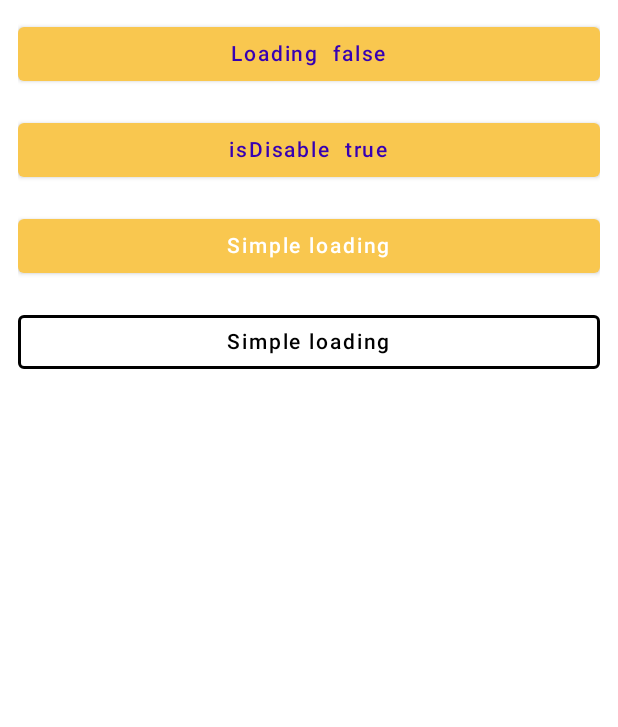
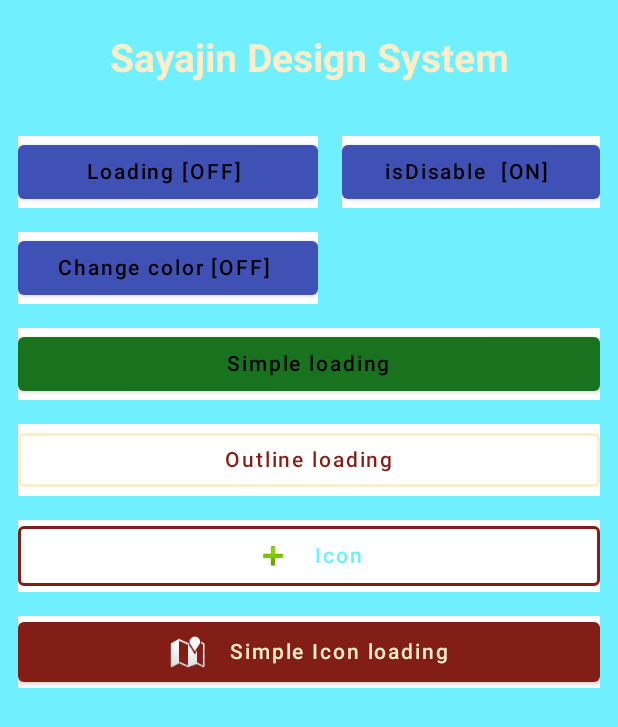
Before and after one commit to lnsantos/ComposeProjects, an Android app built with Jetpack Compose: the screen it shows after launch (MainActivity), on a phone screen of 412 x 824 dp. Shown: the top 727 px of the screen. Run offline under Robolectric (Android 15) with nearby library versions, the phone set to English and light mode, and no system bars.

Commit message:
add code

```diff
--- a/app/src/main/java/com/lnsantos/sayajinds/MainActivity.kt
+++ b/app/src/main/java/com/lnsantos/sayajinds/MainActivity.kt
@@ -5,17 +5,30 @@ import android.os.Bundle
 import android.widget.Toast
 import androidx.activity.ComponentActivity
 import androidx.activity.compose.setContent
+import androidx.compose.foundation.background
 import androidx.compose.foundation.layout.*
-import androidx.compose.material.MaterialTheme
-import androidx.compose.material.Surface
+import androidx.compose.material.*
+import androidx.compose.material.icons.Icons
+import androidx.compose.material.icons.filled.Add
 import androidx.compose.runtime.*
+import androidx.compose.ui.Alignment
 import androidx.compose.ui.Modifier
+import androidx.compose.ui.focus.focusModifier
 import androidx.compose.ui.graphics.Color
+import androidx.compose.ui.text.TextStyle
+import androidx.compose.ui.text.font.FontWeight
+import androidx.compose.ui.text.style.TextAlign
 import androidx.compose.ui.tooling.preview.Preview
+import androidx.compose.ui.unit.ExperimentalUnitApi
+import androidx.compose.ui.unit.TextUnit
+import androidx.compose.ui.unit.TextUnitType
 import androidx.compose.ui.unit.dp
 import com.lnsantos.sayajinds.button.UIButton
+import com.lnsantos.sayajinds.button.options.UIButtonImage
 import com.lnsantos.sayajinds.button.options.UIButtonLoading
 import com.lnsantos.sayajinds.button.options.UIButtonStyle
+import com.lnsantos.sayajinds.color.SayajinColor
+import com.lnsantos.sayajinds.color.SayajinModeColor
 import com.lnsantos.sayajinds.ui.theme.SayajinColors
 import com.lnsantos.sayajinds.ui.theme.SayajinDSTheme
 
@@ -27,15 +40,18 @@ internal class MainActivity : ComponentActivity() {
             SayajinDSTheme {
                 Surface(
                     modifier = Modifier.fillMaxSize(),
-                    color = MaterialTheme.colors.background
+                    color = SayajinColor.UI.BackgroundScreen
                 ) {
-                    DefaultPreview(ctx = this)
+                    Column() {
+                        DefaultPreview(ctx = this@MainActivity)
+                    }
                 }
             }
         }
     }
 }
 
+@OptIn(ExperimentalUnitApi::class)
 @Preview(
     showBackground = true,
     showSystemUi = true
@@ -46,77 +62,178 @@ fun DefaultPreview(ctx: Context?) {
     var enabledLoading by remember { mutableStateOf(false) }
 
     Column(
-        Modifier.padding(12.dp)
+        modifier = Modifier.background(SayajinColor.UI.BackgroundScreen)
+    ) {
+        Text(
+            text = "Sayajin Design System",
+            fontSize = TextUnit(26f, TextUnitType.Sp),
+            fontWeight = FontWeight.Bold,
+            style = TextStyle(
+                color = SayajinColor.getColor().YellowBrand100
+            ),
+            modifier = Modifier.padding(24.dp).align(Alignment.CenterHorizontally),
+            textAlign = TextAlign.Center
+        )
+        Column(
+            Modifier
+                .padding(12.dp)
+                .background(Color.Transparent)
         ) {
 
+            Row {
                 UIButton(
                     style = UIButtonStyle.Simples(
-                backgroundColor = SayajinColors.YellowBrand300,
-                text = "Loading  $enabledLoading",
-                textColor = SayajinColors.Purple700,
+                        backgroundColor = SayajinColor.UI.BackgroundMainStyle,
+                        text = "Loading ${
+                            if (enabledLoading) "[ON]" else "[OFF]"
+                        } ",
+                        textColor = SayajinColor.UI.WhiteBrand100,
                         enabled = true,
-                rippleColor = SayajinColors.YellowBrand100
+                        rippleColor = SayajinColor.UI.YellowBrand100
                     ),
                     onClickCallback = {
                         enabledLoading = !enabledLoading
-            }
+                    },
+                    modifier = Modifier.width(200.dp)
                 )
 
                 Spacer(modifier = Modifier.size(16.dp))
 
                 UIButton(
                     style = UIButtonStyle.Simples(
-                backgroundColor = SayajinColors.YellowBrand300,
-                text = "isDisable  $enabledButton",
-                textColor = SayajinColors.Purple700,
+                        backgroundColor = SayajinColor.UI.BackgroundMainStyle,
+                        text = "isDisable  ${
+                            if (enabledButton) "[ON]" else "[OFF]"
+                        } ",
+                        textColor = SayajinColor.UI.WhiteBrand100,
                         enabled = true,
-                rippleColor = SayajinColors.YellowBrand100
+                        rippleColor = SayajinColor.UI.YellowBrand100
                     ),
                     onClickCallback = {
                         enabledButton = !enabledButton
+                    },
+                    modifier = Modifier.width(200.dp)
+                )
             }
+            Spacer(modifier = Modifier.size(16.dp))
+            Row(modifier = Modifier.background(Color.Transparent)) {
+                UIButton(
+                    style = UIButtonStyle.Simples(
+                        backgroundColor = SayajinColor.UI.BackgroundMainStyle,
+                        text = "Change color ${
+                            if (SayajinModeColor.isDarkMode.value) "[ON]" else "[OFF]"
+                        } ",
+                        textColor = SayajinColor.UI.WhiteBrand100,
+                        enabled = true,
+                        rippleColor = SayajinColor.UI.YellowBrand100
+                    ),
+                    onClickCallback = {
+                        SayajinModeColor.changeMode()
+                    },
+                    modifier = Modifier.width(200.dp)
+                )
+
+            }
+
+            Spacer(modifier = Modifier.size(16.dp))
+
+            UIButton(
+                style = UIButtonStyle.Simples(
+                    backgroundColor = SayajinColor.getColor().BackgroundExempleStyle,
+                    text = "Simple loading",
+                    textColor = SayajinColor.getColor().WhiteBrand100,
+                    enabled = enabledButton,
+                    loadingSettings = UIButtonLoading(
+                        color = SayajinColor.getColor().RedBrand100,
+                        enableLoading = enabledLoading
+                    )
+                ),
+                onClickCallback = {
+                    ctx?.let {
+                        Toast.makeText(it, "Loading", Toast.LENGTH_LONG).show()
+                    }
+
+                },
+                modifier = Modifier.fillMaxWidth()
+            )
+            Spacer(modifier = Modifier.size(16.dp))
+
+            UIButton(
+                style = UIButtonStyle.Outline(
+                    text = "Outline loading",
+                    textColor = SayajinColor.getColor().RedBrand100,
+                    enabled = enabledButton,
+                    loadingSettings = UIButtonLoading(
+                        color = SayajinColor.getColor().YellowBrand100,
+                        enableLoading = enabledLoading
+                    ),
+                    interactionColor = SayajinColor.getColor().YellowBrand100,
+                    borderColor = SayajinColor.getColor().YellowBrand100
+                ),
+                onClickCallback = {
+
+                    ctx?.let {
+                        Toast.makeText(it, "Outline", Toast.LENGTH_LONG).show()
+                    }
+
+                },
+                modifier = Modifier.fillMaxWidth()
             )
 
             Spacer(modifier = Modifier.size(16.dp))
 
             UIButton(
-            style = UIButtonStyle.Simples(
-                backgroundColor = SayajinColors.YellowBrand300,
-                text = "Simple loading",
+                style = UIButtonStyle.Outline(
+                    text = "Icon",
+                    textColor = SayajinColor.getColor().BackgroundScreen,
                     enabled = enabledButton,
                     loadingSettings = UIButtonLoading(
-                    color = Color.Black,
+                        color = SayajinColor.getColor().BackgroundScreen,
                         enableLoading = enabledLoading
+                    ),
+                    interactionColor = SayajinColor.getColor().BackgroundMainStyle,
+                    borderColor = SayajinColor.getColor().RedBrand100,
+                    imagem = UIButtonImage(
+                        icon = android.R.drawable.ic_input_add
+                    )
+                ),
+                onClickCallback = {
+
+                    ctx?.let {
+                        Toast.makeText(it, "Outline", Toast.LENGTH_LONG).show()
+                    }
+
+                },
+                modifier = Modifier
+                    .fillMaxWidth()
+                    .background(Color.Transparent)
+            )
+
+            Spacer(modifier = Modifier.size(16.dp))
+            UIButton(
+                style = UIButtonStyle.Simples(
+                    backgroundColor = SayajinColor.getColor().RedBrand100,
+                    text = "Simple Icon loading",
+                    textColor = SayajinColor.getColor().YellowBrand100,
+                    enabled = enabledButton,
+                    loadingSettings = UIButtonLoading(
+                        color = SayajinColor.getColor().RedBrand200,
+                        enableLoading = enabledLoading
+                    ),
+                    imagem = UIButtonImage(
+                        icon = android.R.drawable.ic_dialog_map
                     )
                 ),
                 onClickCallback = {
                     ctx?.let {
-                    Toast.makeText(it,"Loading", Toast.LENGTH_LONG).show()
+                        Toast.makeText(it, "Loading", Toast.LENGTH_LONG).show()
+                    }
+
+                },
+                modifier = Modifier.fillMaxWidth()
+            )
+
+        }
     }
 
 }
-        )
-        Spacer(modifier = Modifier.size(16.dp))
-
-        UIButton(
-            style = UIButtonStyle.Outline(
-                text = "Simple loading",
-                enabled = enabledButton,
-                loadingSettings = UIButtonLoading(
-                    color = Color.Black,
-                    enableLoading = enabledLoading
-                ),
-                interactionColor = SayajinColors.Purple700,
-                borderColor = Color.Black
-            ),
-            onClickCallback = {
-
-                ctx?.let {
-                    Toast.makeText(it,"Outline", Toast.LENGTH_LONG).show()
-                }
-
-            }
-        )
-    }
-
-}
--- a/app/src/main/java/com/lnsantos/sayajinds/button/UIButton.kt
+++ b/app/src/main/java/com/lnsantos/sayajinds/button/UIButton.kt
@@ -4,6 +4,7 @@ import androidx.compose.animation.animateContentSize
 import androidx.compose.animation.core.LinearOutSlowInEasing
 import androidx.compose.animation.core.tween
 import androidx.compose.foundation.BorderStroke
+import androidx.compose.foundation.background
 import androidx.compose.foundation.interaction.MutableInteractionSource
 import androidx.compose.foundation.layout.Column
 import androidx.compose.foundation.layout.RowScope
@@ -93,7 +94,8 @@ fun UIButton(
     val settings = UIButtonFactory(style)
 
     modifier.applyRippleEffect(onClickCallback, settings.rippleColor)
-    modifier.fillMaxWidth()
+
+    // modifier.fillMaxWidth()
     modifier.animateContentSize(
         animationSpec = tween(
             durationMillis = 300,
@@ -101,6 +103,7 @@ fun UIButton(
         ),
         finishedListener = { _, _ ->
             modifier.clip(CircleShape)
+            modifier.background(Color.Transparent)
         }
     )
 
@@ -109,7 +112,7 @@ fun UIButton(
     } else onClickCallback
 
     Surface(
-        modifier = Modifier.fillMaxWidth()
+        modifier = Modifier.background(Color.Transparent)
     ) {
         when (settings.type) {
             is UIButtonStyle.Simples -> UISimpleButton(
@@ -142,7 +145,7 @@ internal object UIOutlineButton {
 
         modifier.onFocusChanged {
             haveFocusBackgroundColor =
-                if (it.hasFocus) settings.interactionColor else Color.Transparent
+                if (it.isCaptured) settings.interactionColor else Color.Transparent.copy(0f)
         }
 
         OutlinedButton(
--- a/app/src/main/java/com/lnsantos/sayajinds/button/factory/UIButtonFactory.kt
+++ b/app/src/main/java/com/lnsantos/sayajinds/button/factory/UIButtonFactory.kt
@@ -28,7 +28,8 @@ internal object UIButtonFactory {
         loadingSettings = style.loadingSettings,
         interactionColor = style.interactionColor,
         borderColor = style.borderColor.isColorDisable(style.enabled, Color.Transparent),
-        backgroundColor = ButtonDefaults.outlinedButtonColors()
+        backgroundColor = ButtonDefaults.outlinedButtonColors(Color.Transparent,Color.Transparent,Color.Transparent),
+        image = style.imagem
     )
 
     @Composable
@@ -42,7 +43,8 @@ internal object UIButtonFactory {
         textColor = style.textColor.isColorDisable(style.enabled, SayajinColors.GrayBrand200),
         buttonEnabled = style.enabled,
         rippleColor = style.rippleColor.isColorDisable(style.enabled, Color.Unspecified),
-        loadingSettings = style.loadingSettings
+        loadingSettings = style.loadingSettings,
+        image = style.imagem
     )
 
 }
--- a/app/src/main/java/com/lnsantos/sayajinds/button/factory/UIButtonRowFactory.kt
+++ b/app/src/main/java/com/lnsantos/sayajinds/button/factory/UIButtonRowFactory.kt
@@ -54,6 +54,7 @@ internal object UIButtonRowFactory {
                     contentScale = it.scale,
                     modifier = it.modifier
                 )
+                Spacer(modifier = Modifier.size(16.dp))
             }
 
             Text(
@@ -86,6 +87,16 @@ internal object UIButtonRowFactory {
                 return@UIButtonRowScope
             }
 
+            style.image?.let {
+                Image(
+                    painter = painterResource(id = it.icon),
+                    contentDescription = it.contentDescription,
+                    contentScale = it.scale,
+                    modifier = it.modifier
+                )
+                Spacer(modifier = Modifier.size(16.dp))
+            }
+
             Text(
                 text = style.text,
                 color = style.textColor
--- a/app/src/main/java/com/lnsantos/sayajinds/button/options/UIButtonStyle.kt
+++ b/app/src/main/java/com/lnsantos/sayajinds/button/options/UIButtonStyle.kt
@@ -12,7 +12,8 @@ sealed class UIButtonStyle {
         val textColor: Color = SayajinColors.WhiteBrand100,
         val rippleColor: Color = Color.Unspecified,
         val enabled: Boolean = true,
-        val loadingSettings: UIButtonLoading? = null
+        val loadingSettings: UIButtonLoading? = null,
+        val imagem: UIButtonImage? = null
     ) : UIButtonStyle()
 
     data class Outline(
@@ -22,7 +23,8 @@ sealed class UIButtonStyle {
         val borderColor: Color,
         val isBorderDouble: Boolean = false,
         val enabled: Boolean = true,
-        val loadingSettings: UIButtonLoading? = null
+        val loadingSettings: UIButtonLoading? = null,
+        val imagem: UIButtonImage? = null
     ) : UIButtonStyle()
 
 }
--- a/app/src/main/java/com/lnsantos/sayajinds/color/SayajinColor.kt
+++ b/app/src/main/java/com/lnsantos/sayajinds/color/SayajinColor.kt
@@ -1,4 +1,29 @@
 package com.lnsantos.sayajinds.color
 
-class SayajinColor {
+import androidx.compose.runtime.Stable
+import androidx.compose.runtime.mutableStateOf
+import com.lnsantos.sayajinds.color.strategy.SayajinLightColor
+import com.lnsantos.sayajinds.color.strategy.SayajinNightColor
+
+@Stable
+class SayajinColor private constructor() {
+
+    companion object {
+
+        @Stable
+        val UI : SayajinThemeColor = mutableStateOf(
+            when (SayajinModeColor.getMode().value) {
+                true -> SayajinLightColor()
+                else -> SayajinNightColor()
+            }
+        ).value
+
+        @Stable
+        fun getColor() = when (SayajinModeColor.getMode().value) {
+            true -> SayajinLightColor()
+            else -> SayajinNightColor()
+        }
+
+    }
+
 }
--- a/app/src/main/java/com/lnsantos/sayajinds/color/SayajinModeColor.kt
+++ b/app/src/main/java/com/lnsantos/sayajinds/color/SayajinModeColor.kt
@@ -1,4 +1,19 @@
 package com.lnsantos.sayajinds.color
 
+import androidx.compose.runtime.mutableStateOf
+
 object SayajinModeColor {
+
+    var isDarkMode = mutableStateOf(false)
+
+    fun setModeOption(enableDarkMode: Boolean){
+        isDarkMode.value = enableDarkMode
+    }
+
+    fun changeMode(){
+        isDarkMode.value = !getMode().value
+    }
+
+    fun getMode() = isDarkMode
+
 }
--- a/app/src/main/java/com/lnsantos/sayajinds/color/SayajinThemeColor.kt
+++ b/app/src/main/java/com/lnsantos/sayajinds/color/SayajinThemeColor.kt
@@ -1,4 +1,17 @@
 package com.lnsantos.sayajinds.color
 
+import androidx.compose.ui.graphics.Color
+
 interface SayajinThemeColor {
+    val YellowBrand300 : Color
+    val YellowBrand100 : Color
+    val GrayBrand100 : Color
+    val GrayBrand200 : Color
+    val WhiteBrand100 : Color
+    val RedBrand100 : Color
+    val RedBrand200 : Color
+
+    val BackgroundMainStyle : Color
+    val BackgroundExempleStyle : Color
+    val BackgroundScreen : Color
 }
--- a/app/src/main/java/com/lnsantos/sayajinds/color/strategy/SayajinLightColor.kt
+++ b/app/src/main/java/com/lnsantos/sayajinds/color/strategy/SayajinLightColor.kt
@@ -1,4 +1,19 @@
 package com.lnsantos.sayajinds.color.strategy
 
-class SayajinLightColor {
+import androidx.compose.ui.graphics.Color
+import com.lnsantos.sayajinds.color.SayajinThemeColor
+
+class SayajinLightColor : SayajinThemeColor {
+
+    override val YellowBrand300 = Color(0xFFF9C74F)
+    override val YellowBrand100 = Color(0xFFF8DA92)
+    override val GrayBrand100 = Color(0xFFA3A3A3)
+    override val GrayBrand200 = Color(0xFF797979)
+    override val WhiteBrand100 = Color(0xFFFFFFFF)
+    override val BackgroundMainStyle : Color = Color(0xFF2196F3)
+    override val BackgroundExempleStyle: Color = Color(0xFF4CAF50)
+    override val RedBrand100 : Color = Color(0xFFFC1301)
+    override val RedBrand200 : Color = Color(0xFFEE5447)
+    override val BackgroundScreen : Color = Color(0xFF447177)
+
 }
--- a/app/src/main/java/com/lnsantos/sayajinds/color/strategy/SayajinNightColor.kt
+++ b/app/src/main/java/com/lnsantos/sayajinds/color/strategy/SayajinNightColor.kt
@@ -1,4 +1,18 @@
 package com.lnsantos.sayajinds.color.strategy
 
-class SayajinNightColor {
+import androidx.compose.ui.graphics.Color
+import com.lnsantos.sayajinds.color.SayajinThemeColor
+
+class SayajinNightColor : SayajinThemeColor {
+
+    override val YellowBrand300 = Color(0xFFFFE29E)
+    override val YellowBrand100 = Color(0xFFFDEEC9)
+    override val GrayBrand100 = Color(0xFFA3A3A3)
+    override val GrayBrand200 = Color(0xFF797979)
+    override val WhiteBrand100 = Color(0xFF000000)
+    override val BackgroundMainStyle : Color = Color(0xFF3F51B5)
+    override val BackgroundExempleStyle: Color = Color(0xFF19721D)
+    override val RedBrand100 : Color = Color(0xFF831E16)
+    override val RedBrand200 : Color = Color(0xFF310B08)
+    override val BackgroundScreen : Color = Color(0xFF70EFFF)
 }
--- a/app/src/main/java/com/lnsantos/sayajinds/etx/Extensions.kt
+++ b/app/src/main/java/com/lnsantos/sayajinds/etx/Extensions.kt
@@ -18,7 +18,7 @@ internal fun Color.isColorDisable(isEnabled: Boolean, disableColor: Color) : Col
 @Composable
 internal fun Color.isColorDisableOutlined(isEnabled: Boolean) = ButtonDefaults.outlinedButtonColors(
     backgroundColor = this.isColorDisable(isEnabled = isEnabled, SayajinColors.GrayBrand100),
-    disabledContentColor = SayajinColors.GrayBrand100
+    disabledContentColor = Color.Transparent
 )
 
 @Composable
--- a/app/src/main/java/com/lnsantos/sayajinds/ui/theme/Theme.kt
+++ b/app/src/main/java/com/lnsantos/sayajinds/ui/theme/Theme.kt
@@ -1,10 +1,12 @@
 package com.lnsantos.sayajinds.ui.theme
 
 import androidx.compose.foundation.isSystemInDarkTheme
+import androidx.compose.material.Colors
 import androidx.compose.material.MaterialTheme
 import androidx.compose.material.darkColors
 import androidx.compose.material.lightColors
 import androidx.compose.runtime.Composable
+import com.lnsantos.sayajinds.color.SayajinModeColor
 
 private val DarkColorPalette = darkColors(
     primary = SayajinColors.Purple200,
@@ -20,6 +22,9 @@ private val LightColorPalette = lightColors(
 
 @Composable
 fun SayajinDSTheme(darkTheme: Boolean = isSystemInDarkTheme(), content: @Composable () -> Unit) {
+
+    SayajinModeColor.setModeOption(darkTheme)
+
     val colors = if (darkTheme) {
         DarkColorPalette
     } else {
```
Lines whose indentation alone changed are shown as unchanged.
